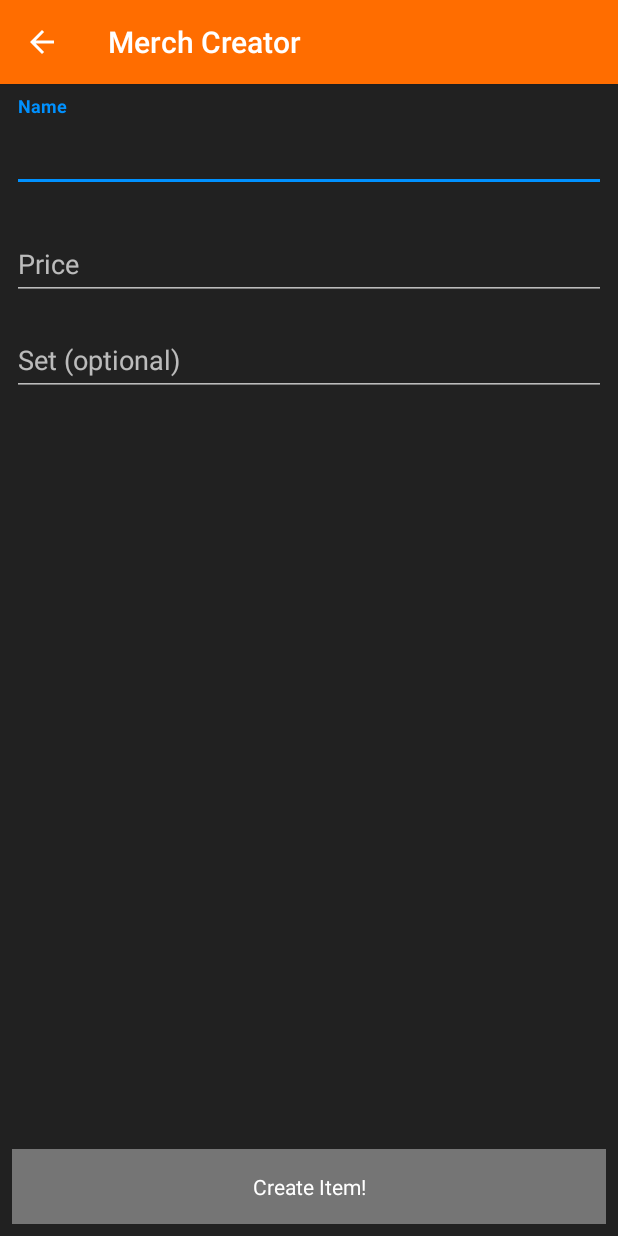
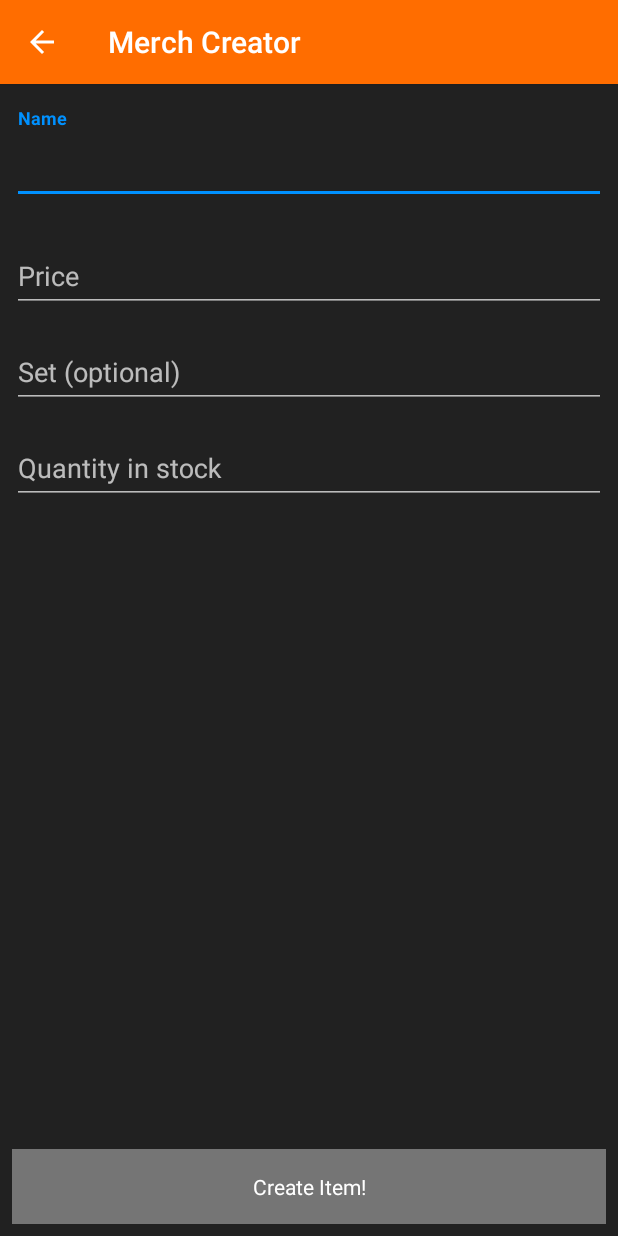
Before and after one commit to gameroxer/MerchManager, an Android app: the CreateMerchItem screen opened directly, with no data from a screen before it, on a phone screen of 412 x 824 dp. Run offline under Robolectric (Android 15) with nearby library versions, the phone set to English and light mode, and no system bars.

Commit message:
added some stuff

```diff
--- a/app/src/main/res/layout/activity_create_merch_item.xml
+++ b/app/src/main/res/layout/activity_create_merch_item.xml
@@ -26,7 +26,7 @@
         android:layout_height="wrap_content"
         android:layout_marginStart="8dp"
         android:layout_marginLeft="8dp"
-        android:layout_marginTop="8dp"
+        android:layout_marginTop="16dp"
         android:layout_marginEnd="8dp"
         android:layout_marginRight="8dp"
         app:layout_constraintEnd_toEndOf="parent"
@@ -34,12 +34,13 @@
         app:layout_constraintTop_toTopOf="parent">
 
         <android.support.design.widget.TextInputEditText
+            android:id="@+id/name"
             android:layout_width="match_parent"
             android:layout_height="wrap_content"
             android:hint="@string/hint_enter_name"
             android:textColor="@color/text_color_primary"
-            android:textStyle="bold"
-            android:textSize="24dp"/>
+            android:textSize="24dp"
+            android:textStyle="bold" />
     </android.support.design.widget.TextInputLayout>
 
     <android.support.design.widget.TextInputLayout
@@ -56,11 +57,12 @@
         app:layout_constraintTop_toBottomOf="@+id/nameText">
 
         <EditText
+            android:id="@+id/price"
             android:layout_width="match_parent"
             android:layout_height="wrap_content"
             android:ems="10"
             android:hint="@string/hint_enter_price"
-            android:inputType="numberDecimal"/>
+            android:inputType="numberDecimal" />
     </android.support.design.widget.TextInputLayout>
 
     <android.support.design.widget.TextInputLayout
@@ -77,10 +79,36 @@
         app:layout_constraintTop_toBottomOf="@+id/priceText">
 
         <android.support.design.widget.TextInputEditText
+            android:id="@+id/set"
             android:layout_width="match_parent"
             android:layout_height="wrap_content"
             android:hint="@string/hint_enter_set"
             android:textColor="@color/text_color_primary" />
+
+    </android.support.design.widget.TextInputLayout>
+
+    <android.support.design.widget.TextInputLayout
+        android:id="@+id/quantityText"
+        android:layout_width="match_parent"
+        android:layout_height="wrap_content"
+        android:layout_marginStart="8dp"
+        android:layout_marginLeft="8dp"
+        android:layout_marginTop="8dp"
+        android:layout_marginEnd="8dp"
+        android:layout_marginRight="8dp"
+        app:layout_constraintEnd_toEndOf="parent"
+        app:layout_constraintStart_toStartOf="parent"
+        app:layout_constraintTop_toBottomOf="@+id/setText">
+
+        <EditText
+            android:id="@+id/quantity"
+            android:layout_width="match_parent"
+            android:layout_height="wrap_content"
+            android:layout_weight="1"
+            android:ems="10"
+            android:hint="@string/hint_enter_quantity"
+            android:inputType="numberDecimal" />
+
     </android.support.design.widget.TextInputLayout>
 
 </android.support.constraint.ConstraintLayout>
--- a/app/src/main/res/values/strings.xml
+++ b/app/src/main/res/values/strings.xml
@@ -10,6 +10,7 @@
     <string name="hint_enter_name">Name</string>
     <string name="hint_enter_set">Set (optional)</string>
     <string name="hint_enter_price">Price</string>
+    <string name="hint_enter_quantity">Quantity in stock</string>
 
     <string name="button_create">Create</string>
     <string name="button_sale">New Sale</string>
```
Also changed, not shown: app/src/main/java/com/example/aric/merchmanager/CreateMerchItem.java (+16 -0 lines), app/src/main/java/com/example/aric/merchmanager/MerchStockManager.java (+26 -8 lines).
